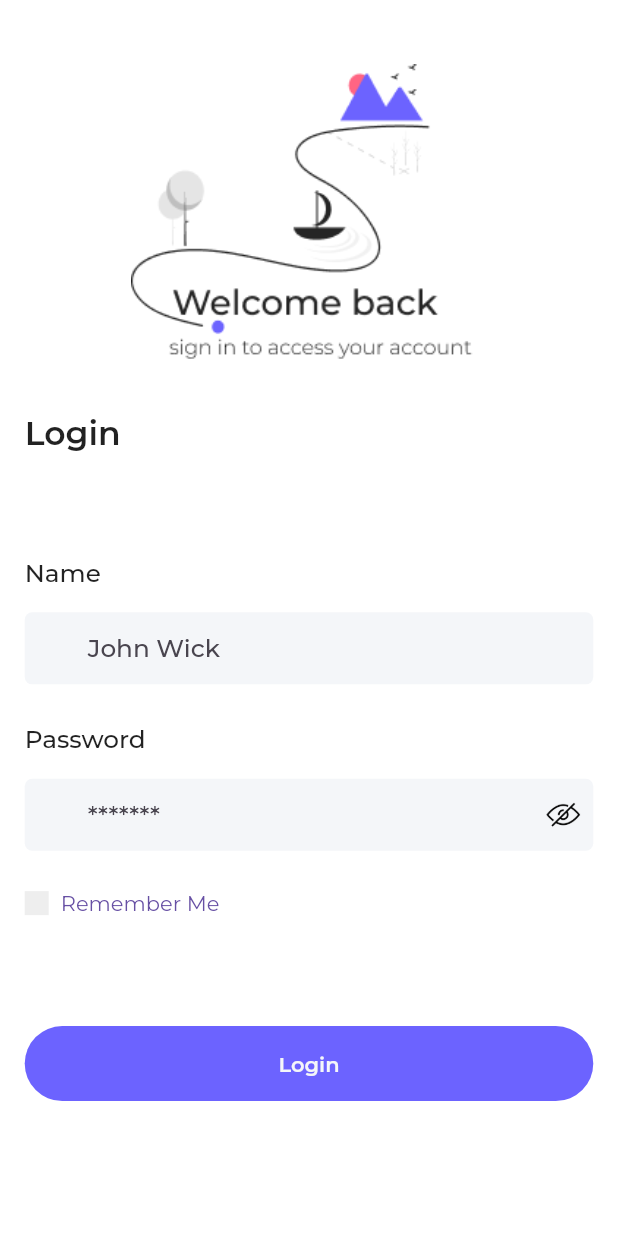
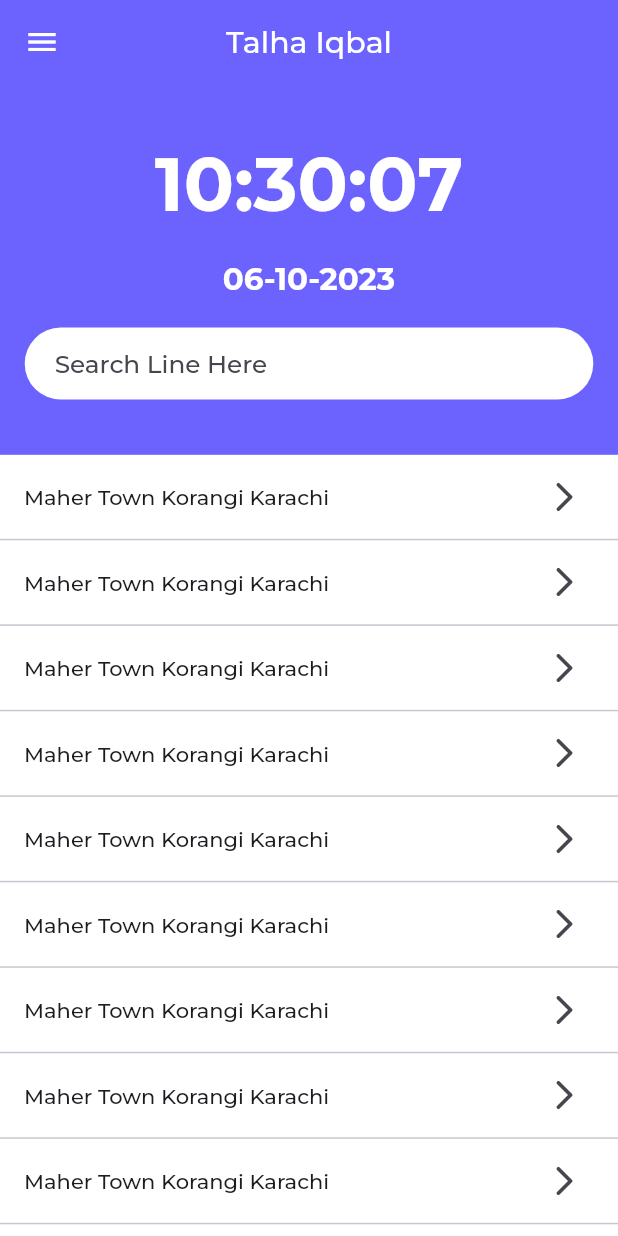
Before and after one commit to talha828/MeterScanPro, a Flutter app: the screen it shows after launch, on a phone screen of 412 x 824 dp. Run offline on Flutter 3.47's test engine with Material 2 defaults, Android fonts, the phone set to English and light mode, and no system bars; our stand-ins replace get, google_fonts.

Commit message:
main screen progress

```diff
--- a/lib/main.dart
+++ b/lib/main.dart
@@ -1,7 +1,10 @@
 import 'package:flutter/material.dart';
+import 'package:get/get.dart';
 import 'package:google_fonts/google_fonts.dart';
 import 'package:meter_scan/constant/constant.dart';
+import 'package:meter_scan/view/fetch_data_screen/fetch_data_screen.dart';
 import 'package:meter_scan/view/login_screen/login_screen.dart';
+import 'package:meter_scan/view/main_screen/main_screen.dart';
 
 void main() {
 
@@ -14,7 +17,7 @@ class MyApp extends StatelessWidget {
   // This widget is the root of your application.
   @override
   Widget build(BuildContext context) {
-    return MaterialApp(
+    return GetMaterialApp(
       theme: ThemeData(
         scaffoldBackgroundColor: Colors.white,
         textTheme: GoogleFonts.montserratTextTheme(Theme.of(context).textTheme,),
@@ -25,7 +28,7 @@ class MyApp extends StatelessWidget {
         ),
         useMaterial3: true,
       ),
-      home:const LoginScreen(),
+      home:const MainScreen(),
     );
   }
   MaterialColor createMaterialColor(Color color) {
--- /dev/null
+++ b/lib/view/fetch_data_screen/fetch_data_screen.dart
@@ -0,0 +1,40 @@
+import 'package:flutter/material.dart';
+import 'package:get/get.dart';
+import 'package:meter_scan/constant/constant.dart';
+import 'package:meter_scan/generated/assets.dart';
+import 'package:meter_scan/view/login_screen/login_screen.dart';
+import 'package:meter_scan/widget/MeterScanButton.dart';
+
+class FetchDataScreen extends StatefulWidget {
+  const FetchDataScreen({super.key});
+
+  @override
+  State<FetchDataScreen> createState() => _FetchDataScreenState();
+}
+
+class _FetchDataScreenState extends State<FetchDataScreen> {
+  @override
+  Widget build(BuildContext context) {
+    var width = MediaQuery.of(context).size.width;
+    return SafeArea(
+        child: Scaffold(
+          body: Container(
+            padding: EdgeInsets.symmetric(vertical: width * 0.04,horizontal: width * 0.04),
+            child: Column(
+              crossAxisAlignment:CrossAxisAlignment.stretch,
+              mainAxisAlignment: MainAxisAlignment.spaceEvenly,
+              children: [
+                Image.asset(Assets.assetsFetch,width: width * 0.5, height: width * 0.5,),
+                const Text("Fetch Data Of Your User",style: headingStyle,textAlign: TextAlign.center,),
+                const Padding(
+                  padding: EdgeInsets.all(10),
+                  child: Text("This appears to be your first login attempt. To continue, it is necessary for you to establish a stable internet connection. This connection will enable you to access and utilize the full range of features and services available",textAlign: TextAlign.center,),
+                ),
+                MeterScanButton(onTap: ()=>Get.to(const LoginScreen()), width: width, label: "Fetch All Data"),
+              ],
+            ),
+          ),
+        )
+    );
+  }
+}
--- /dev/null
+++ b/lib/view/main_screen/main_screen.dart
@@ -0,0 +1,133 @@
+import 'dart:async';
+
+import 'package:flutter/material.dart';
+import 'package:google_fonts/google_fonts.dart';
+import 'package:intl/intl.dart';
+import 'package:meter_scan/constant/constant.dart';
+import 'package:meter_scan/widget/MeterScanTextField.dart';
+
+class MainScreen extends StatefulWidget {
+  const MainScreen({super.key});
+
+  @override
+  State<MainScreen> createState() => _MainScreenState();
+}
+
+class _MainScreenState extends State<MainScreen> {
+  TextEditingController search = TextEditingController();
+  String currentTime = '';
+  String currentDate = '';
+
+  @override
+  void initState() {
+    super.initState();
+
+    // Initialize the current time and date
+    updateTimeAndDate();
+
+    // Update the time and date every second
+    Timer.periodic(Duration(seconds: 1), (timer) {
+      updateTimeAndDate();
+    });
+  }
+
+  void updateTimeAndDate() {
+    final now = DateTime.now();
+    final formattedTime = DateFormat('HH:mm:ss').format(now);
+    final formattedDate = DateFormat('dd-MM-yyyy').format(now);
+
+    setState(() {
+      currentTime = formattedTime;
+      currentDate = formattedDate;
+    });
+  }
+
+  @override
+  Widget build(BuildContext context) {
+    var width = MediaQuery.of(context).size.width;
+    return SafeArea(
+      child: Scaffold(
+        appBar: AppBar(
+          backgroundColor: themeColor1,
+          title: const Text(
+            "Talha Iqbal",
+            style: TextStyle(color: Colors.white),
+          ),
+          iconTheme: const IconThemeData(color: Colors.white),
+          centerTitle: true,
+        ),
+        drawer: const Drawer(),
+        body: Column(
+          children: [
+            Container(
+              width: width,
+              height: width * 0.6,
+              color: themeColor1,
+              padding: EdgeInsets.symmetric(
+                  vertical: width * 0.04, horizontal: width * 0.04),
+              child: Column(
+                mainAxisAlignment: MainAxisAlignment.spaceEvenly,
+                crossAxisAlignment: CrossAxisAlignment.stretch,
+                children: [
+                  Text(
+                    currentTime,
+                    style: TextStyle(
+                        color: Colors.white,
+                        fontSize: width * 0.12,
+                        fontWeight: FontWeight.bold),
+                    textAlign: TextAlign.center,
+                  ),
+                  Text(
+                    currentDate,
+                    style: TextStyle(
+                        color: Colors.white,
+                        fontSize: width * 0.05,
+                        fontWeight: FontWeight.bold),
+                    textAlign: TextAlign.center,
+                  ),
+                  Container(
+                    decoration: BoxDecoration(
+                      color: Colors.white,
+                      borderRadius: BorderRadius.circular(50),
+                    ),
+                    width: width * 0.8,
+                    child: TextField(
+                      controller: search,
+                      decoration: InputDecoration(
+                        contentPadding:
+                            const EdgeInsets.symmetric(horizontal: 20),
+                        hintText: "Search Line Here",
+                        hintStyle: GoogleFonts.montserrat(
+                          textStyle: TextStyle(
+                            fontSize: width * 0.04,
+                          ),
+                        ),
+                        border: InputBorder.none,
+                      ),
+                    ),
+                  ),
+                ],
+              ),
+            ),
+            Expanded(
+              child: ListView.separated(
+                  shrinkWrap: true,
+                  itemBuilder: (context, index) {
+                    return const ListTile(
+                      title: Text("Maher Town Korangi Karachi"),
+                      trailing: Icon(Icons.arrow_forward_ios_rounded),
+                    );
+                  },
+                  separatorBuilder: (context, index) {
+                    return const Divider(
+                      height: 1,
+                    );
+                  },
+                  itemCount: 15),
+            )
+          ],
+        ),
+      ),
+    );
+  }
+}
--- a/pubspec.yaml
+++ b/pubspec.yaml
@@ -36,6 +36,8 @@ dependencies:
   # Use with the CupertinoIcons class for iOS style icons.
   cupertino_icons: ^1.0.2
   google_fonts: ^4.0.3
+  get: ^4.6.6
+  intl: ^0.18.1
 
 dev_dependencies:
   flutter_test:
```
Also changed, not shown: assets/fetch.png (added), lib/generated/assets.dart, pubspec.lock.
